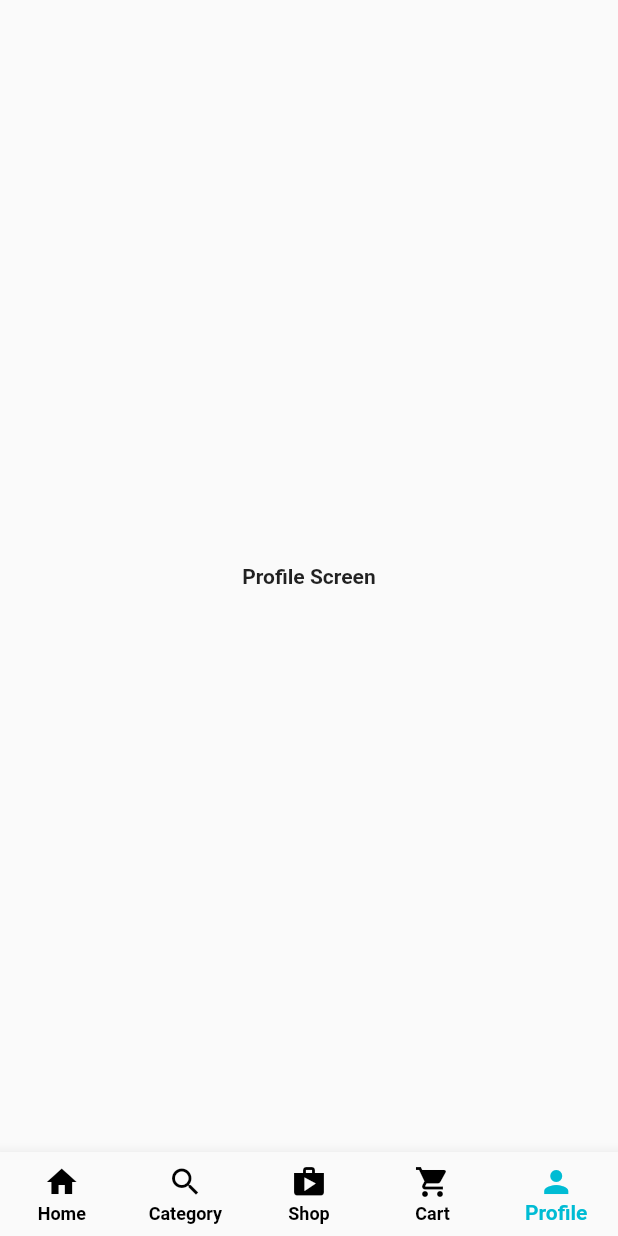
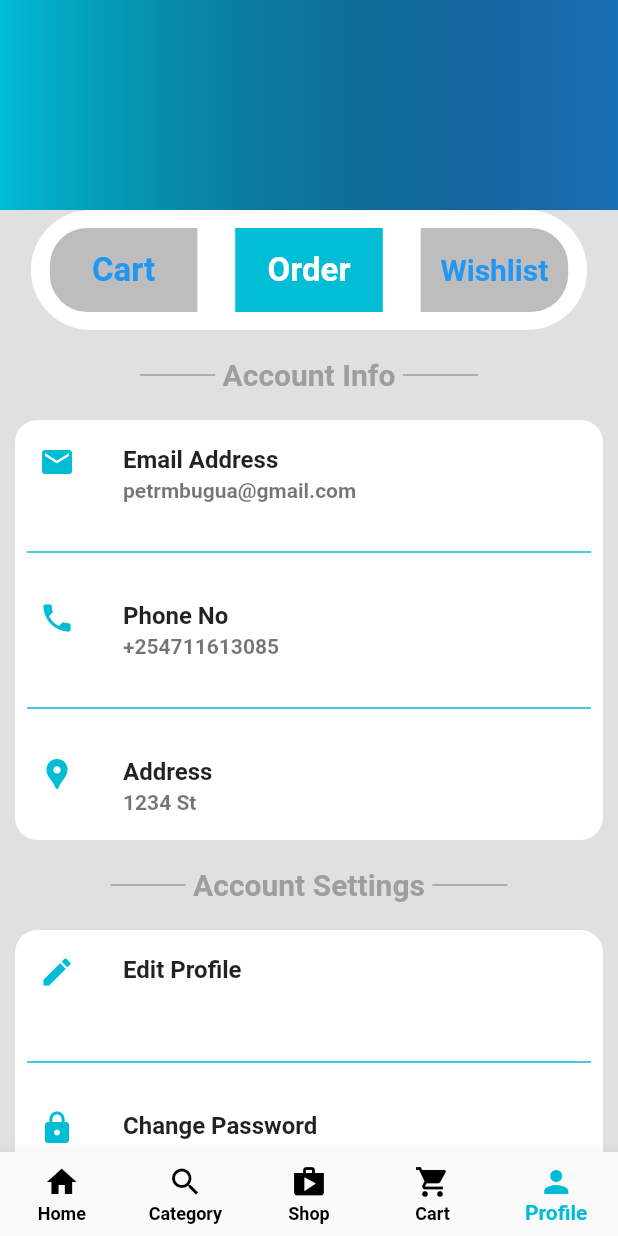
Before and after one commit to mbuguap/Multi-Vendor-Ecommerce, a Flutter app: the screen it shows after launch, item 5 of the bottom bar chosen, on a phone screen of 412 x 824 dp. Run offline on Flutter 3.47's test engine with Material 2 defaults, Android fonts, the phone set to English and light mode, and no system bars; our stand-ins replace cloud_firestore, firebase_auth, firebase_core, firebase_storage, image_picker; accounts and stored records are empty.

Commit message:
profile screen

```diff
--- a/lib/main.dart
+++ b/lib/main.dart
@@ -1,5 +1,6 @@
 import 'package:firebase_core/firebase_core.dart';
 import 'package:flutter/material.dart';
+import 'package:flutter/services.dart';
 import 'package:multi_vendor/views/auth/customer_login_screen.dart';
 import 'package:multi_vendor/views/auth/landing_customer_screen.dart';
 import 'package:multi_vendor/views/customer_home_screen.dart';
@@ -16,6 +17,8 @@ class MyApp extends StatelessWidget {
   // This widget is the root of your application.
   @override
   Widget build(BuildContext context) {
+    SystemChrome.setSystemUIOverlayStyle(
+        SystemUiOverlayStyle(statusBarColor: Colors.transparent));
     return MaterialApp(
       debugShowCheckedModeBanner: false,
       title: 'Flutter Demo',
--- a/lib/views/customer_home_screen.dart
+++ b/lib/views/customer_home_screen.dart
@@ -1,5 +1,6 @@
 import 'package:flutter/material.dart';
 import 'package:multi_vendor/views/home_screen.dart';
+import 'package:multi_vendor/views/profile_screen.dart';
 
 class CustomerHomeScreen extends StatefulWidget {
   @override
@@ -20,9 +21,7 @@ class _CustomerHomeScreenState extends State<CustomerHomeScreen> {
     Center(
       child: Text('Cart Screen'),
     ),
-    Center(
-      child: Text('Profile Screen'),
-    ),
+    ProfileScreen(),
   ];
 
   @override
--- /dev/null
+++ b/lib/views/profile_screen.dart
@@ -0,0 +1,287 @@
+import 'package:flutter/material.dart';
+
+class ProfileScreen extends StatefulWidget {
+  const ProfileScreen({super.key});
+
+  @override
+  State<ProfileScreen> createState() => _ProfileScreenState();
+}
+
+class _ProfileScreenState extends State<ProfileScreen> {
+  @override
+  Widget build(BuildContext context) {
+    return Scaffold(
+      backgroundColor: Colors.grey.shade300,
+      body: CustomScrollView(
+        slivers: [
+          SliverAppBar(
+            expandedHeight: 140,
+            flexibleSpace: LayoutBuilder(builder: (context, constraints) {
+              return FlexibleSpaceBar(
+                title: AnimatedOpacity(
+                  opacity: constraints.biggest.height <= 120 ? 1 : 0,
+                  duration: Duration(
+                    milliseconds: 300,
+                  ),
+                  child: Text('Account'),
+                ),
+                background: Container(
+                  decoration: BoxDecoration(
+                      gradient: LinearGradient(
+                          colors: [Colors.cyan, Colors.black26])),
+                ),
+              );
+            }),
+          ),
+          SliverToBoxAdapter(
+            child: Column(
+              children: [
+                Container(
+                  height: 80,
+                  width: MediaQuery.of(context).size.width * 0.9,
+                  decoration: BoxDecoration(
+                    color: Colors.white,
+                    borderRadius: BorderRadius.circular(
+                      50,
+                    ),
+                  ),
+                  child: Row(
+                    mainAxisAlignment: MainAxisAlignment.spaceAround,
+                    children: [
+                      Container(
+                        decoration: BoxDecoration(
+                          color: Colors.black26,
+                          borderRadius: BorderRadius.only(
+                            topLeft: Radius.circular(
+                              25,
+                            ),
+                            bottomLeft: Radius.circular(
+                              25,
+                            ),
+                          ),
+                        ),
+                        child: TextButton(
+                          onPressed: () {},
+                          child: SizedBox(
+                            height: 40,
+                            width: MediaQuery.of(context).size.width * 0.2,
+                            child: Center(
+                              child: Text(
+                                'Cart',
+                                style: TextStyle(fontSize: 22),
+                              ),
+                            ),
+                          ),
+                        ),
+                      ),
+                      Container(
+                        color: Colors.cyan,
+                        child: TextButton(
+                          onPressed: () {},
+                          child: SizedBox(
+                            height: 40,
+                            width: MediaQuery.of(context).size.width * 0.2,
+                            child: Center(
+                              child: Text(
+                                'Order',
+                                style: TextStyle(
+                                    fontSize: 22, color: Colors.white),
+                              ),
+                            ),
+                          ),
+                        ),
+                      ),
+                      Container(
+                        decoration: BoxDecoration(
+                          color: Colors.black26,
+                          borderRadius: BorderRadius.only(
+                            topRight: Radius.circular(
+                              25,
+                            ),
+                            bottomRight: Radius.circular(
+                              25,
+                            ),
+                          ),
+                        ),
+                        child: TextButton(
+                          onPressed: () {},
+                          child: SizedBox(
+                            height: 40,
+                            width: MediaQuery.of(context).size.width * 0.2,
+                            child: Center(
+                              child: Text(
+                                'Wishlist',
+                                style: TextStyle(fontSize: 20),
+                              ),
+                            ),
+                          ),
+                        ),
+                      ),
+                    ],
+                  ),
+                ),
+                SizedBox(
+                  height: 10,
+                ),
+                RepeatedDivider(title: ' Account Info '),
+                Padding(
+                  padding: const EdgeInsets.all(10.0),
+                  child: Container(
+                    height: 280,
+                    decoration: BoxDecoration(
+                      color: Colors.white,
+                      borderRadius: BorderRadius.circular(
+                        15,
+                      ),
+                    ),
+                    child: Column(
+                      children: [
+                        RepeatedListTile(
+                          title: "Email Address",
+                          subtitle: "petrmbugua@gmail.com",
+                          leading: Icons.email,
+                        ),
+                        Padding(
+                          padding: const EdgeInsets.all(8.0),
+                          child: Divider(
+                            color: Colors.cyan,
+                            thickness: 1,
+                          ),
+                        ),
+                        RepeatedListTile(
+                          title: "Phone No",
+                          subtitle: "+254711613085",
+                          leading: Icons.phone,
+                        ),
+                        Padding(
+                          padding: const EdgeInsets.all(8.0),
+                          child: Divider(
+                            color: Colors.cyan,
+                            thickness: 1,
+                          ),
+                        ),
+                        RepeatedListTile(
+                          title: "Address",
+                          subtitle: "1234 St",
+                          leading: Icons.location_pin,
+                        ),
+                      ],
+                    ),
+                  ),
+                ),
+                RepeatedDivider(title: ' Account Settings '),
+                Padding(
+                  padding: const EdgeInsets.all(10.0),
+                  child: Container(
+                    height: 280,
+                    decoration: BoxDecoration(
+                      color: Colors.white,
+                      borderRadius: BorderRadius.circular(
+                        15,
+                      ),
+                    ),
+                    child: Column(
+                      children: [
+                        RepeatedListTile(
+                          title: "Edit Profile",
+                          subtitle: '',
+                          leading: Icons.edit,
+                        ),
+                        Padding(
+                          padding: const EdgeInsets.all(8.0),
+                          child: Divider(
+                            color: Colors.cyan,
+                            thickness: 1,
+                          ),
+                        ),
+                        RepeatedListTile(
+                          title: "Change Password",
+                          subtitle: '',
+                          leading: Icons.lock,
+                        ),
+                        Padding(
+                          padding: const EdgeInsets.all(8.0),
+                          child: Divider(
+                            color: Colors.cyan,
+                            thickness: 1,
+                          ),
+                        ),
+                        RepeatedListTile(
+                          title: "Logout",
+                          subtitle: '',
+                          leading: Icons.logout,
+                        ),
+                      ],
+                    ),
+                  ),
+                ),
+              ],
+            ),
+          )
+        ],
+      ),
+    );
+  }
+}
+
+class RepeatedListTile extends StatelessWidget {
+  final String title;
+  final String subtitle;
+  final IconData leading;
+  const RepeatedListTile({
+    required this.title,
+    required this.subtitle,
+    required this.leading,
+    Key? key,
+  }) : super(key: key);
+
+  @override
+  Widget build(BuildContext context) {
+    return ListTile(
+      title: Text(title),
+      subtitle: Text(subtitle),
+      leading: Icon(
+        leading,
+        color: Colors.cyan,
+      ),
+    );
+  }
+}
+
+class RepeatedDivider extends StatelessWidget {
+  final String title;
+  const RepeatedDivider({
+    required this.title,
+    Key? key,
+  }) : super(key: key);
+
+  @override
+  Widget build(BuildContext context) {
+    return Row(
+      mainAxisAlignment: MainAxisAlignment.center,
+      children: [
+        SizedBox(
+          height: 40,
+          width: 50,
+          child: Divider(
+            color: Colors.grey,
+            thickness: 1,
+          ),
+        ),
+        Text(
+          title,
+          style: TextStyle(
+              fontSize: 20, fontWeight: FontWeight.w500, color: Colors.grey),
+        ),
+        SizedBox(
+          height: 40,
+          width: 50,
+          child: Divider(
+            color: Colors.grey,
+            thickness: 1,
+          ),
+        ),
+      ],
+    );
+  }
+}
```
